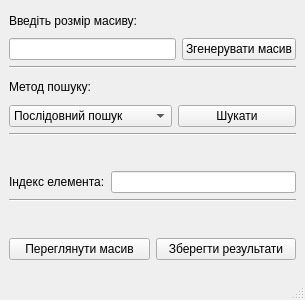
First picture: the form in mainwindow.ui, repository NazarKharchuk/SearchInMassive, before the edit.
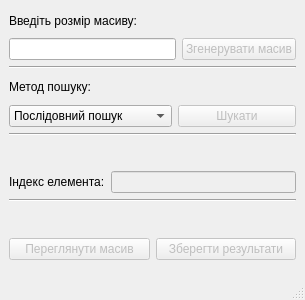
Second picture: the form after the edit.

Commit message: Оформив введення розміру масиву

Patch:
```diff
--- a/mainwindow.ui
+++ b/mainwindow.ui
@@ -53,6 +53,9 @@
           </item>
           <item>
            <widget class="QPushButton" name="createButton">
+            <property name="enabled">
+             <bool>false</bool>
+            </property>
             <property name="text">
              <string>Згенерувати масив</string>
             </property>
@@ -129,6 +132,9 @@
           </item>
           <item>
            <widget class="QPushButton" name="searchButton">
+            <property name="enabled">
+             <bool>false</bool>
+            </property>
             <property name="text">
              <string>Шукати</string>
             </property>
@@ -162,13 +168,20 @@
        <layout class="QHBoxLayout" name="horizontalLayout_3">
         <item>
          <widget class="QLabel" name="label_3">
+          <property name="enabled">
+           <bool>true</bool>
+          </property>
           <property name="text">
            <string>Індекс елемента:</string>
           </property>
          </widget>
         </item>
         <item>
-         <widget class="QLineEdit" name="sizeEdit_2"/>
+         <widget class="QLineEdit" name="sizeEdit_2">
+          <property name="enabled">
+           <bool>false</bool>
+          </property>
+         </widget>
         </item>
        </layout>
       </item>
@@ -199,6 +212,9 @@
         </property>
         <item>
          <widget class="QPushButton" name="showMassButton">
+          <property name="enabled">
+           <bool>false</bool>
+          </property>
           <property name="text">
            <string>Переглянути масив</string>
           </property>
@@ -206,6 +222,9 @@
         </item>
         <item>
          <widget class="QPushButton" name="saveButton">
+          <property name="enabled">
+           <bool>false</bool>
+          </property>
           <property name="text">
            <string>Зберегти результати</string>
           </property>
```
The commit also changes 2 other files.
